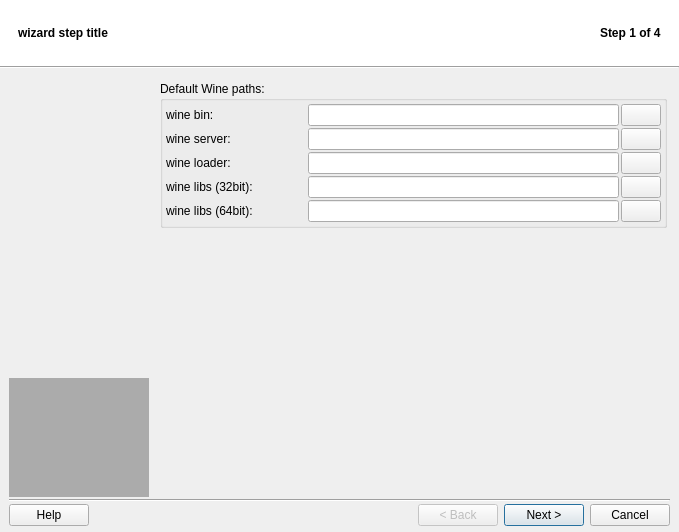
This is src/q4wine-gui/uis/Wizard.ui in brezerk/q4wine as Qt 5 draws it before an edit. The edited form follows.
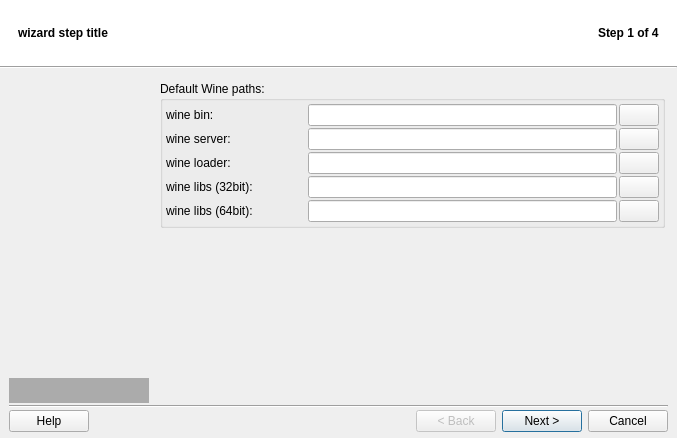
This is the edited form. Icons and pictures are not drawn.

Patch:
```diff
--- a/src/q4wine-gui/uis/Wizard.ui
+++ b/src/q4wine-gui/uis/Wizard.ui
@@ -10,8 +10,8 @@
    <rect>
     <x>0</x>
     <y>0</y>
-    <width>679</width>
-    <height>532</height>
+    <width>677</width>
+    <height>438</height>
    </rect>
   </property>
   <property name="windowTitle">
```
